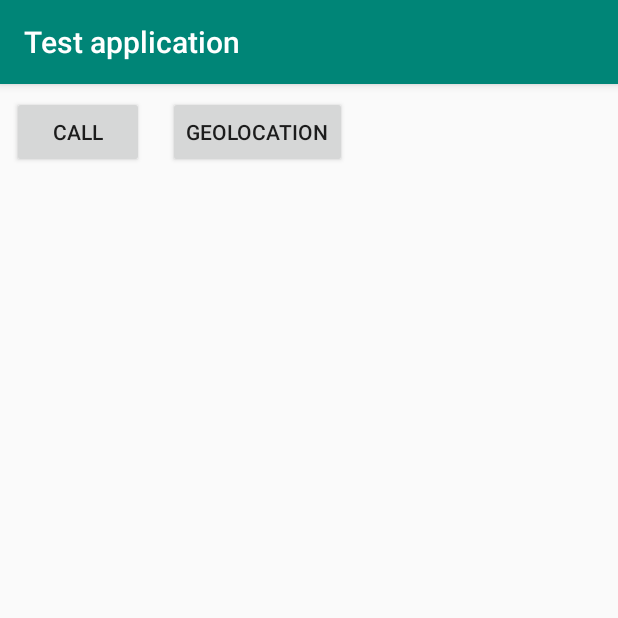
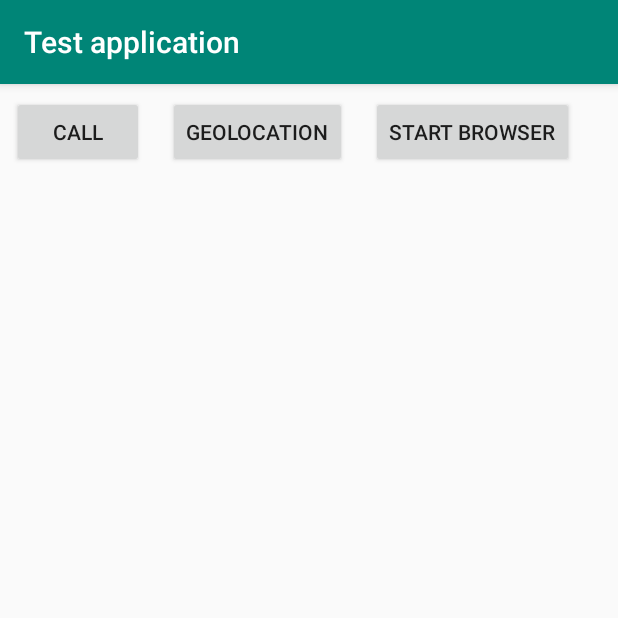
Before and after one commit to ryosaeba82/MultiTestApp, an Android app: the fragment IntentMenuFragment shown on its own in the app's theme, after a tap on "GEOLOCATION", on a phone screen of 412 x 824 dp, the top half of it. Run offline under Robolectric (Android 15) with nearby library versions, the phone set to English and light mode, and no system bars; 1 statement that could not run was skipped.

Commit message:
* Aggiunto pulsante Start Internet

```diff
--- a/app/src/main/java/com/starware/mpicciau/multitestapp/IntentMenuFragment.java
+++ b/app/src/main/java/com/starware/mpicciau/multitestapp/IntentMenuFragment.java
@@ -2,6 +2,7 @@ package com.starware.mpicciau.multitestapp;
 
 
 import android.content.Intent;
+import android.net.Uri;
 import android.os.Bundle;
 import android.support.v4.app.Fragment;
 import android.view.LayoutInflater;
@@ -21,7 +22,15 @@ public class IntentMenuFragment extends Fragment {
     }
 
     private void Geolocation_execute(View view){
+        Uri locationUri = Uri.parse("geo:41.8957703,12.4803852?z=17");
+        Intent implicitIntent = new Intent(Intent.ACTION_VIEW, locationUri);
+        startActivity(implicitIntent);
+    }
 
+    private void StartUrl_execute(View view){
+        Uri webUri = Uri.parse("http://www.google.it");
+        Intent implicitIntent = new Intent(Intent.ACTION_VIEW,webUri);
+        startActivity(implicitIntent);
     }
 
     @Override
@@ -49,6 +58,15 @@ public class IntentMenuFragment extends Fragment {
             }
         });
 
+        //Button Start Internet
+        Button button_web = view.findViewById(R.id.button_web);
+        button_web.setOnClickListener(new View.OnClickListener(){
+            @Override
+            public void onClick(View view){
+                StartUrl_execute(view);
+            }
+        });
+
         return view;
     }
 }
--- a/app/src/main/res/layout/fragment_intent_menu.xml
+++ b/app/src/main/res/layout/fragment_intent_menu.xml
@@ -21,4 +21,10 @@
             android:layout_width="wrap_content"
             android:layout_height="wrap_content"
             style="@style/Widget.AppCompat.Button" android:layout_margin="8dp"/>
+    <Button
+            android:id="@+id/button_web"
+            android:text="@string/startInternet"
+            android:layout_width="wrap_content"
+            android:layout_height="wrap_content"
+            style="@style/Widget.AppCompat.Button" android:layout_margin="8dp"/>
 </LinearLayout>
--- a/app/src/main/res/values/strings.xml
+++ b/app/src/main/res/values/strings.xml
@@ -7,6 +7,7 @@
     <string name="empty_phone_nb">Phone number is empty!Please fill in.</string>
     <string name="button_contacts">Contacts</string>
     <string name="button_geo">Geolocation</string>
+    <string name="startInternet">Start browser</string>
 
 
 </resources>
```
Also changed, not shown: 1 other file.
